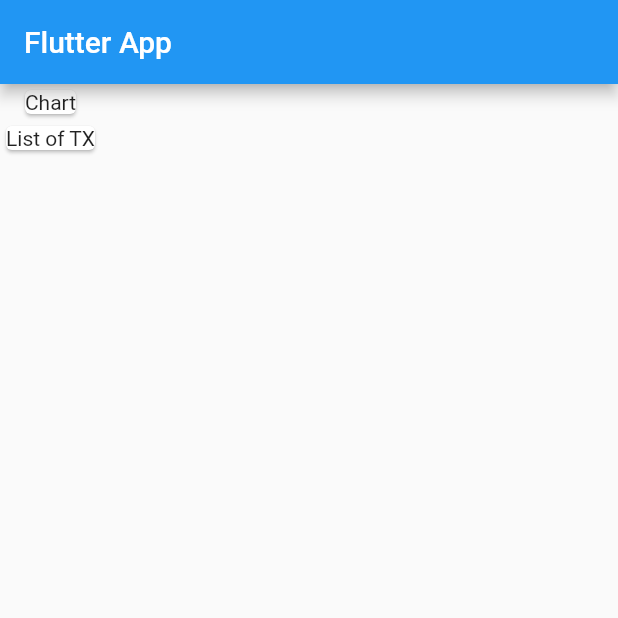
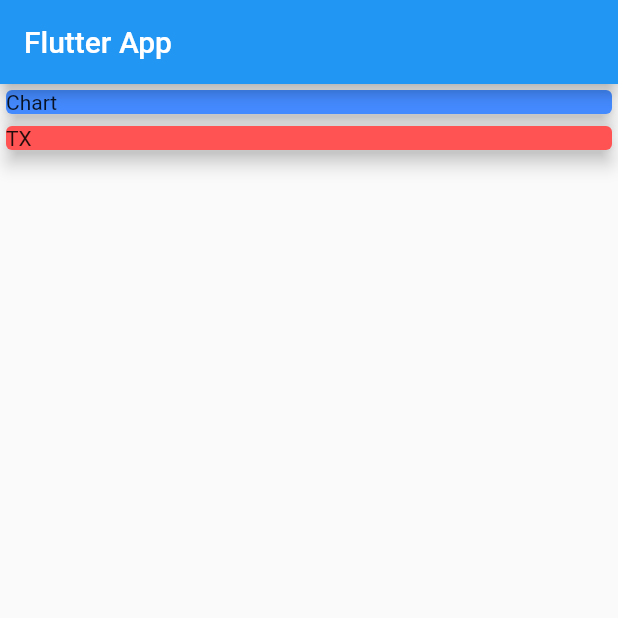
Before and after one commit to Bluesamyou/flutter_expense_tracker, a Flutter app: the screen it shows after launch, on a phone screen of 412 x 824 dp, the top half of it. Run offline on Flutter 3.47's test engine with Material 2 defaults, Android fonts, the phone set to English and light mode, and no system bars.

Commit message:
Added full width cards

```diff
--- a/lib/main.dart
+++ b/lib/main.dart
@@ -26,12 +26,28 @@ class MyHomePage extends StatelessWidget {
       appBar: AppBar(title: Text(title)),
       body: Column(
         children: <Widget>[
-          Card(
-            child: Text("Chart"),
+          Container(
+            width: double.infinity,
+            child: Card(
+              child: Container(
+                child: Text("Chart"),
+                width: double.infinity,
+              ),
+              color: Colors.blueAccent,
+              elevation: 5,
+            ),
           ),
-          Card(
-            child: Text("List of TX"),
-          )
+          Container(
+            width: double.infinity,
+            child: Card(
+              child: Container(
+                child: Text("TX"),
+                width: double.infinity,
+              ),
+              color: Colors.redAccent,
+              elevation: 5,
+            ),
+          ),
         ],
       ),
     );
```
